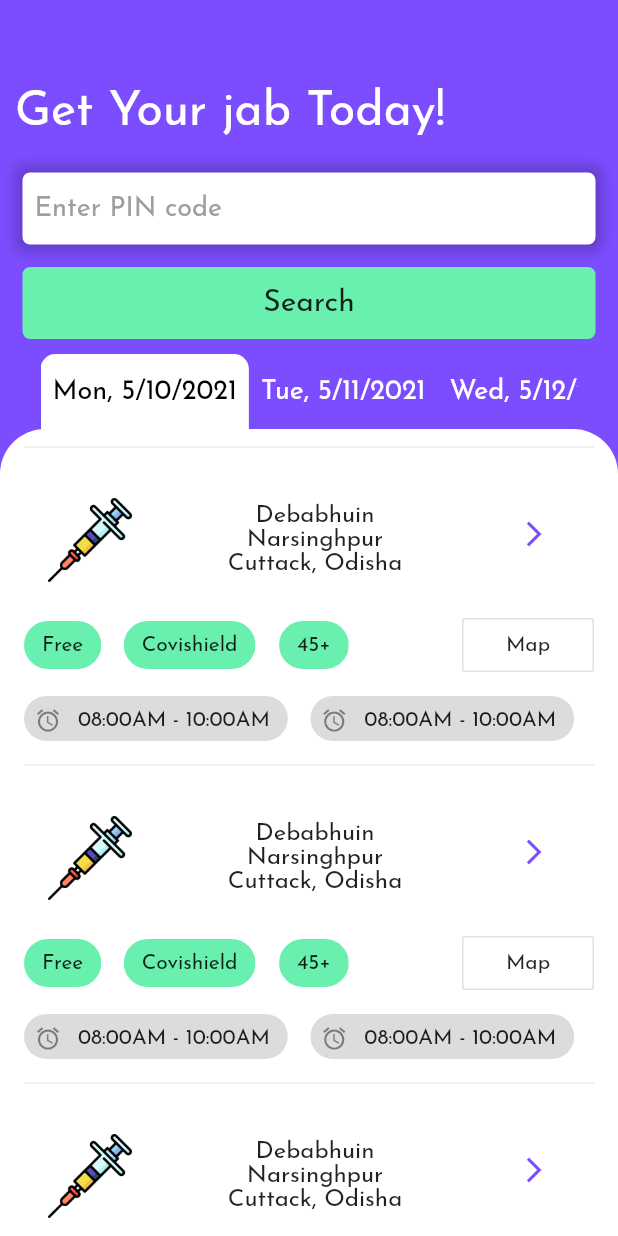
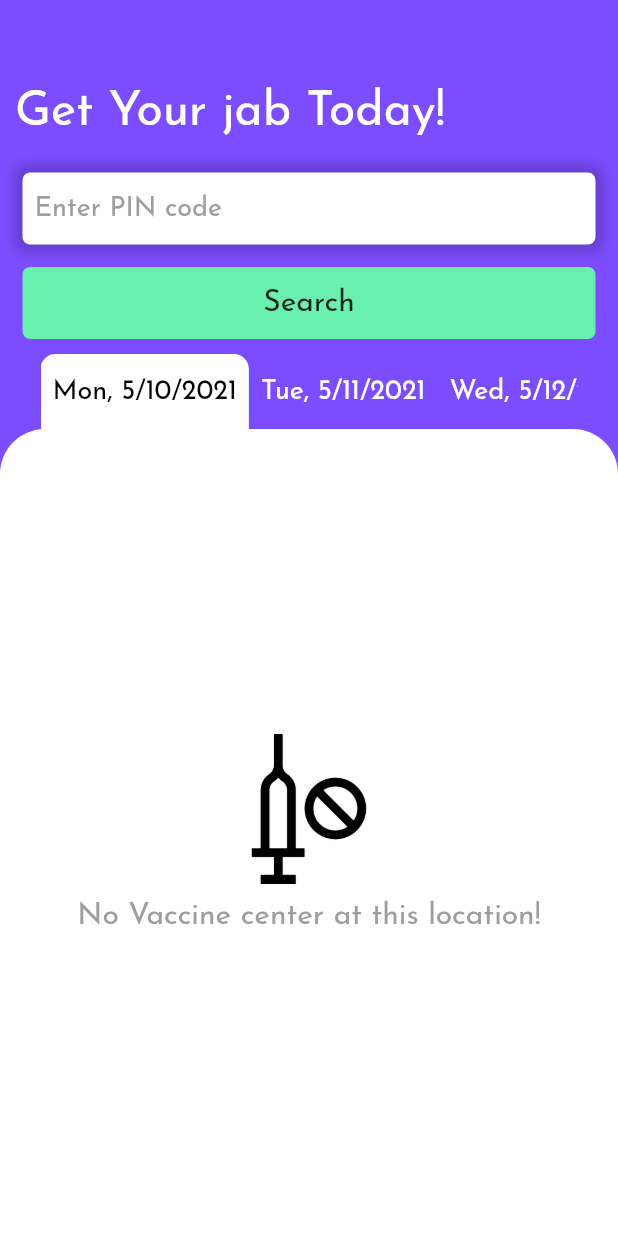
Before and after one commit to darkCavalier11/cowin-track, a Flutter app: the screen it shows after launch, on a phone screen of 412 x 824 dp. Run offline on Flutter 3.47's test engine with Material 2 defaults, Android fonts, the phone set to English and light mode, and no system bars; our stand-ins replace google_maps_flutter.

Commit message:
added no vaccine widget

```diff
--- a/lib/main.dart
+++ b/lib/main.dart
@@ -1,9 +1,11 @@
+import 'package:cowin/provider/vaccine.dart';
 import 'package:cowin/screens/gmap.dart';
 import 'package:cowin/screens/my_home_page.dart';
 import 'package:cowin/widgets/date_scroll.dart';
 import 'package:cowin/widgets/vaccine_status_screen.dart';
 import 'package:flutter/cupertino.dart';
 import 'package:flutter/material.dart';
+import 'package:provider/provider.dart';
 
 void main() {
   runApp(MyApp());
@@ -12,7 +14,9 @@ void main() {
 class MyApp extends StatelessWidget {
   @override
   Widget build(BuildContext context) {
-    return MaterialApp(
+    return ChangeNotifierProvider(
+      create: (ctx) => VaccineProvider(),
+      child: MaterialApp(
         title: 'Cowin tracker',
         theme: ThemeData(
           primaryColor: Colors.deepPurpleAccent,
@@ -22,6 +26,7 @@ class MyApp extends StatelessWidget {
         routes: {
           GMap.routeName: (ctx) => GMap(),
         },
+      ),
     );
   }
 }
--- a/lib/models/vaccine.dart
+++ b/lib/provider/vaccine.dart
@@ -1,3 +1,6 @@
+import 'package:flutter/material.dart';
+import 'package:http/http.dart';
+
 class Vaccine {
   String centerId;
   String name;
@@ -39,3 +42,16 @@ class Vaccine {
     slots = json['sessions']['slots'];
   }
 }
+
+class VaccineProvider with ChangeNotifier {
+  List<Vaccine> locations = [];
+
+  void updateLocation(List<Vaccine> newLocations) {
+    locations = newLocations;
+    notifyListeners();
+  }
+
+  List<Vaccine> get fetchLocation {
+    return [...locations];
+  }
+}
--- a/lib/widgets/date_scroll.dart
+++ b/lib/widgets/date_scroll.dart
@@ -1,5 +1,6 @@
 import 'dart:convert';
 
+import 'package:cowin/provider/vaccine.dart';
 import 'package:flutter/material.dart';
 import 'package:intl/intl.dart';
 import 'package:http/http.dart';
@@ -10,9 +11,9 @@ class DateScroll extends StatefulWidget {
 }
 
 class _DateScrollState extends State<DateScroll> {
-  final Client _client = Client();
   @override
   List<DateTime> _dates = [];
+  List<Vaccine> _locations = [];
   final List<bool> _isActive = [];
   void initState() {
     for (var i = 0; i < 10; i++) {
@@ -24,6 +25,7 @@ class _DateScrollState extends State<DateScroll> {
       _isActive.add(false);
     }
     _isActive[0] = true;
+
     super.initState();
   }
 
--- /dev/null
+++ b/lib/widgets/no_vaccine.dart
@@ -0,0 +1,28 @@
+import 'package:flutter/material.dart';
+
+class NoVaccine extends StatelessWidget {
+  @override
+  Widget build(BuildContext context) {
+    return Container(
+      child: Column(
+        mainAxisAlignment: MainAxisAlignment.center,
+        children: [
+          Image.asset(
+            'assets/images/no-vaccines.png',
+            height: 100,
+          ),
+          SizedBox(
+            height: 12,
+          ),
+          Text(
+            'No Vaccine center at this location!',
+            style: TextStyle(
+              color: Colors.grey,
+              fontSize: 20,
+            ),
+          )
+        ],
+      ),
+    );
+  }
+}
--- a/lib/widgets/vaccine_list.dart
+++ b/lib/widgets/vaccine_list.dart
@@ -1,7 +1,12 @@
+import 'package:cowin/provider/vaccine.dart';
 import 'package:cowin/screens/gmap.dart';
 import 'package:flutter/material.dart';
 
 class VaccineList extends StatelessWidget {
+  final Vaccine location;
+
+  VaccineList(this.location);
+
   @override
   Widget build(BuildContext context) {
     return Container(
--- a/lib/widgets/vaccine_status_screen.dart
+++ b/lib/widgets/vaccine_status_screen.dart
@@ -1,14 +1,14 @@
+import 'package:cowin/provider/vaccine.dart';
+import 'package:cowin/widgets/no_vaccine.dart';
 import 'package:cowin/widgets/vaccine_list.dart';
 import 'package:flutter/material.dart';
+import 'package:provider/provider.dart';
 
-class VaccineStatus extends StatefulWidget {
-  @override
-  _VaccineStatusState createState() => _VaccineStatusState();
-}
-
-class _VaccineStatusState extends State<VaccineStatus> {
+class VaccineStatus extends StatelessWidget {
   @override
   Widget build(BuildContext context) {
+    final List<Vaccine> locations =
+        Provider.of<VaccineProvider>(context).locations;
     return Container(
       width: double.infinity,
       decoration: BoxDecoration(
@@ -18,14 +18,16 @@ class _VaccineStatusState extends State<VaccineStatus> {
           topRight: Radius.circular(30),
         ),
       ),
-      child: ListView.builder(
-        itemBuilder: (ctx, i) => Container(
-          child: ListTile(
-            title: VaccineList(),
-          ),
-        ),
-        itemCount: 5,
-      ),
+      child: locations.isEmpty
+          ? NoVaccine()
+          : ListView.builder(
+              itemBuilder: (ctx, i) => Container(
+                child: ListTile(
+                  title: VaccineList(locations[i]),
+                ),
+              ),
+              itemCount: locations.length,
+            ),
     );
   }
 }
--- a/pubspec.yaml
+++ b/pubspec.yaml
@@ -26,6 +26,7 @@ dependencies:
   intl: 0.16.0
   google_maps_flutter: 1.2.0
   http: 0.12.1
+  provider: ^4.0.0
 
 
 
@@ -51,6 +52,7 @@ flutter:
   # To add assets to your application, add an assets section, like this:
   assets:
     - assets/images/vaccine.png
+    - assets/images/no-vaccines.png
 
   # An image asset can refer to one or more resolution-specific "variants", see
   # https://flutter.dev/assets-and-images/#resolution-aware.
```
Also changed, not shown: assets/images/no-vaccines.png (added), pubspec.lock. Lines whose indentation alone changed are shown as unchanged.
